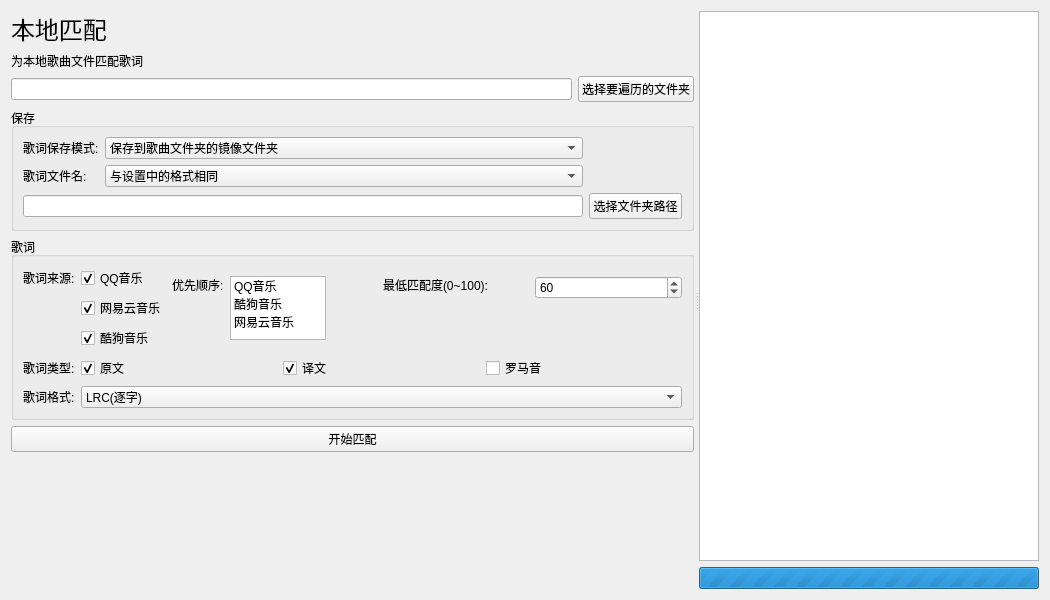
Old version of the form ui/local_match.ui in the repository chenmozhijin/LDDC.
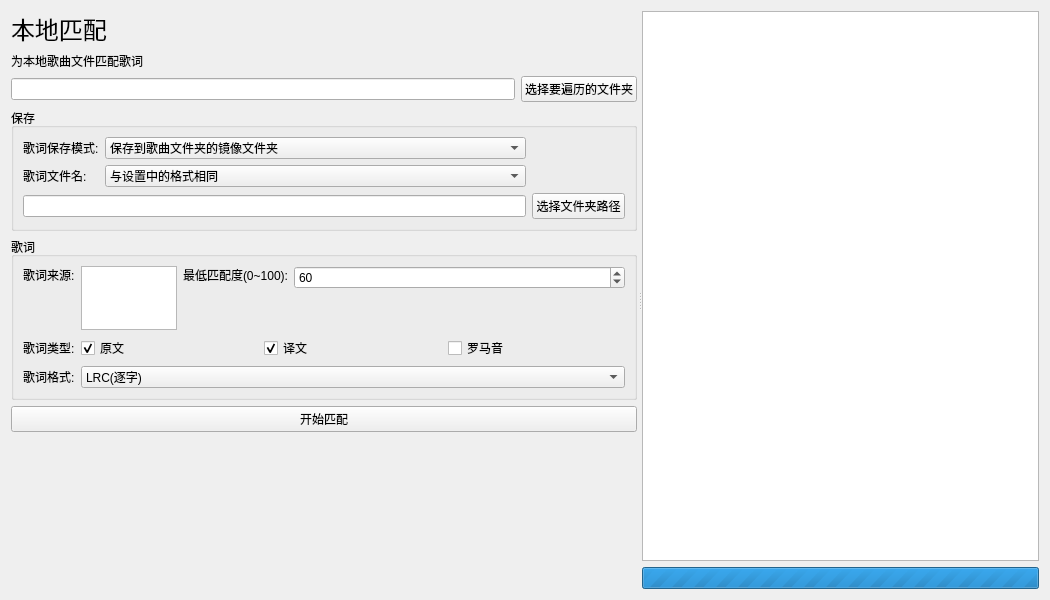
New version of the form. Custom widgets are drawn as their Qt base class.

The edit to the form file:
```diff
--- a/ui/local_match.ui
+++ b/ui/local_match.ui
@@ -10,9 +10,6 @@
     <height>600</height>
    </rect>
   </property>
-  <property name="windowTitle">
-   <string>Form</string>
-  </property>
   <layout class="QHBoxLayout" name="horizontalLayout_6">
    <item>
     <widget class="QSplitter" name="splitter">
@@ -197,98 +194,52 @@
            <layout class="QGridLayout" name="gridLayout_2">
             <item row="0" column="0">
              <layout class="QHBoxLayout" name="horizontalLayout_5">
-              <item>
-               <layout class="QGridLayout" name="gridLayout_3">
-                <item row="2" column="1">
-                 <widget class="QCheckBox" name="kg_checkBox">
-                  <property name="sizePolicy">
-                   <sizepolicy hsizetype="Fixed" vsizetype="Fixed">
-                    <horstretch>0</horstretch>
-                    <verstretch>0</verstretch>
-                   </sizepolicy>
-                  </property>
-                  <property name="text">
-                   <string>酷狗音乐</string>
-                  </property>
-                  <property name="checked">
-                   <bool>true</bool>
-                  </property>
-                 </widget>
-                </item>
-                <item row="0" column="0">
-                 <widget class="QLabel" name="label_7">
-                  <property name="sizePolicy">
-                   <sizepolicy hsizetype="Fixed" vsizetype="Preferred">
-                    <horstretch>0</horstretch>
-                    <verstretch>0</verstretch>
-                   </sizepolicy>
-                  </property>
-                  <property name="text">
-                   <string>歌词来源:</string>
-                  </property>
-                 </widget>
-                </item>
-                <item row="0" column="1">
-                 <widget class="QCheckBox" name="qm_checkBox">
-                  <property name="sizePolicy">
-                   <sizepolicy hsizetype="Fixed" vsizetype="Fixed">
-                    <horstretch>0</horstretch>
-                    <verstretch>0</verstretch>
-                   </sizepolicy>
-                  </property>
-                  <property name="text">
-                   <string>QQ音乐</string>
-                  </property>
-                  <property name="checked">
-                   <bool>true</bool>
-                  </property>
-                  <property name="tristate">
-                   <bool>false</bool>
-                  </property>
-                 </widget>
-                </item>
-                <item row="1" column="1">
-                 <widget class="QCheckBox" name="ne_checkBox">
-                  <property name="sizePolicy">
-                   <sizepolicy hsizetype="Fixed" vsizetype="Fixed">
-                    <horstretch>0</horstretch>
-                    <verstretch>0</verstretch>
-                   </sizepolicy>
-                  </property>
-                  <property name="text">
-                   <string>网易云音乐</string>
-                  </property>
-                  <property name="checked">
-                   <bool>true</bool>
-                  </property>
-                 </widget>
-                </item>
-               </layout>
-              </item>
               <item>
                <layout class="QGridLayout" name="gridLayout_4">
-                <item row="0" column="0" alignment="Qt::AlignmentFlag::AlignTop">
-                 <widget class="QLabel" name="label_2">
-                  <property name="sizePolicy">
-                   <sizepolicy hsizetype="Fixed" vsizetype="Preferred">
-                    <horstretch>0</horstretch>
-                    <verstretch>0</verstretch>
-                   </sizepolicy>
+                <item row="0" column="3" alignment="Qt::AlignmentFlag::AlignTop">
+                 <widget class="QSpinBox" name="min_score_spinBox">
+                  <property name="minimumSize">
+                   <size>
+                    <width>70</width>
+                    <height>0</height>
+                   </size>
                   </property>
-                  <property name="text">
-                   <string>优先顺序:</string>
+                  <property name="maximum">
+                   <number>100</number>
+                  </property>
+                  <property name="value">
+                   <number>60</number>
                   </property>
                  </widget>
                 </item>
                 <item row="0" column="2" alignment="Qt::AlignmentFlag::AlignTop">
                  <widget class="QLabel" name="label_3">
+                  <property name="sizePolicy">
+                   <sizepolicy hsizetype="Fixed" vsizetype="Preferred">
+                    <horstretch>0</horstretch>
+                    <verstretch>0</verstretch>
+                   </sizepolicy>
+                  </property>
                   <property name="text">
                    <string>最低匹配度(0~100):</string>
                   </property>
                  </widget>
                 </item>
-                <item row="0" column="1" alignment="Qt::AlignmentFlag::AlignLeft">
-                 <widget class="QListWidget" name="source_listWidget">
+                <item row="0" column="0" alignment="Qt::AlignmentFlag::AlignTop">
+                 <widget class="QLabel" name="label_2">
+                  <property name="sizePolicy">
+                   <sizepolicy hsizetype="Fixed" vsizetype="Preferred">
+                    <horstretch>0</horstretch>
+                    <verstretch>0</verstretch>
+                   </sizepolicy>
+                  </property>
+                  <property name="text">
+                   <string>歌词来源:</string>
+                  </property>
+                 </widget>
+                </item>
+                <item row="0" column="1">
+                 <widget class="CheckBoxListWidget" name="source_listWidget">
                   <property name="sizePolicy">
                    <sizepolicy hsizetype="Expanding" vsizetype="Fixed">
                     <horstretch>0</horstretch>
@@ -313,37 +264,6 @@
                   <property name="defaultDropAction">
                    <enum>Qt::DropAction::MoveAction</enum>
                   </property>
-                  <item>
-                   <property name="text">
-                    <string>QQ音乐</string>
-                   </property>
-                  </item>
-                  <item>
-                   <property name="text">
-                    <string>酷狗音乐</string>
-                   </property>
-                  </item>
-                  <item>
-                   <property name="text">
-                    <string>网易云音乐</string>
-                   </property>
-                  </item>
-                 </widget>
-                </item>
-                <item row="0" column="3" alignment="Qt::AlignmentFlag::AlignTop">
-                 <widget class="QSpinBox" name="min_score_spinBox">
-                  <property name="minimumSize">
-                   <size>
-                    <width>70</width>
-                    <height>0</height>
-                   </size>
-                  </property>
-                  <property name="maximum">
-                   <number>100</number>
-                  </property>
-                  <property name="value">
-                   <number>60</number>
-                  </property>
                  </widget>
                 </item>
                </layout>
@@ -510,6 +430,13 @@
    </item>
   </layout>
  </widget>
+ <customwidgets>
+  <customwidget>
+   <class>CheckBoxListWidget</class>
+   <extends>QListWidget</extends>
+   <header>ui.custom_widgets</header>
+  </customwidget>
+ </customwidgets>
  <resources/>
  <connections/>
 </ui>
```
